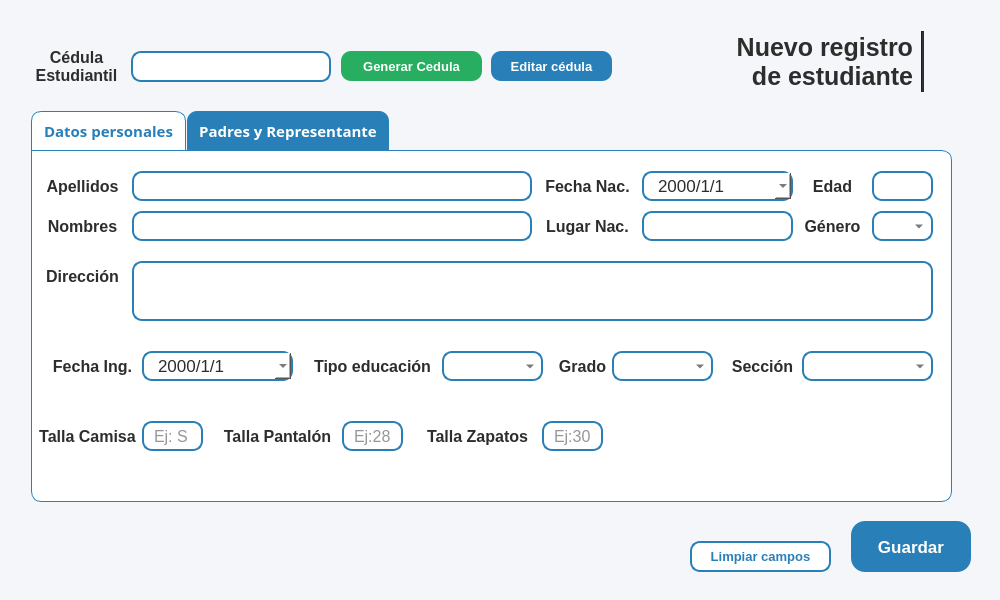
This is resources/ui/registro_estu.ui in Proyecto-Uptjaa/Proyecto_SIRA as Qt 5 draws it before an edit. The edited form follows.
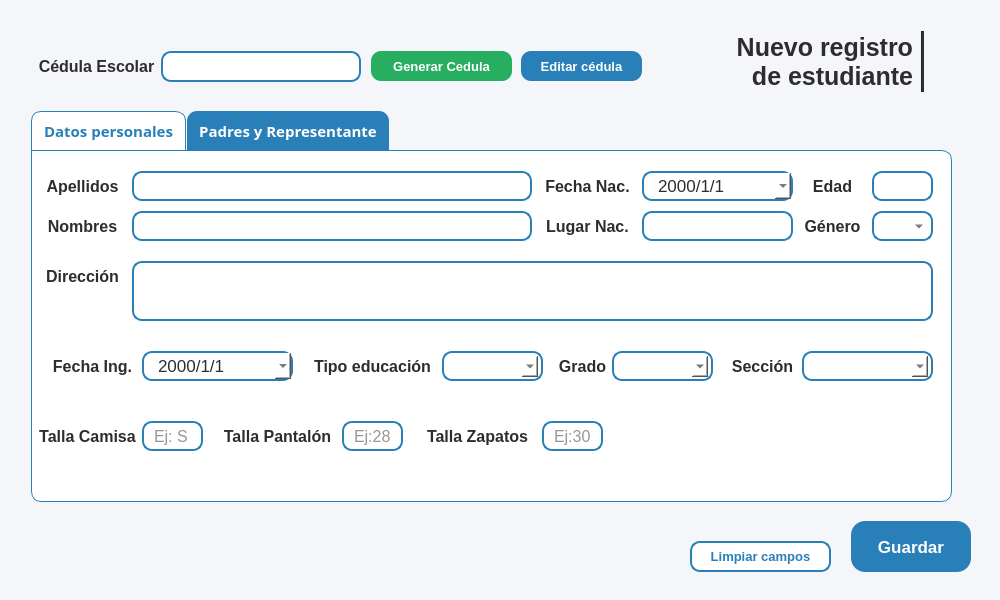
This is the edited form. Icons and pictures are not drawn.

Commit message:
Mejores stylesheets en calend y combobox
- Se mejoro el diseño visual de calendarios desplegables y de listado
  desplegable de combobox.
- Nuevos iconos agregados

Diff of the .ui file:
```diff
--- a/resources/ui/registro_estu.ui
+++ b/resources/ui/registro_estu.ui
@@ -57,7 +57,7 @@
      <widget class="QLineEdit" name="lneCedula_reg_estu">
       <property name="geometry">
        <rect>
-        <x>120</x>
+        <x>150</x>
         <y>40</y>
         <width>200</width>
         <height>31</height>
@@ -111,7 +111,7 @@
        <rect>
         <x>20</x>
         <y>30</y>
-        <width>91</width>
+        <width>131</width>
         <height>50</height>
        </rect>
       </property>
@@ -141,7 +141,7 @@
 background-color: transparent;</string>
       </property>
       <property name="text">
-       <string>Cédula Estudiantil</string>
+       <string>Cédula Escolar</string>
       </property>
       <property name="alignment">
        <set>Qt::AlignmentFlag::AlignCenter</set>
@@ -271,7 +271,7 @@
      <widget class="QPushButton" name="btnGenCedula_reg_estu">
       <property name="geometry">
        <rect>
-        <x>330</x>
+        <x>360</x>
         <y>40</y>
         <width>141</width>
         <height>30</height>
@@ -1688,7 +1688,50 @@
           <cursorShape>PointingHandCursor</cursorShape>
          </property>
          <property name="styleSheet">
-          <string notr="true">border: transparent;</string>
+          <string notr="true">QComboBox {
+			combobox-popup: 0;
+            border-radius: 10px;
+            padding: 2px 8px;
+            background-color: white;
+            color: #2d2d2d;
+   
+        }
+        QComboBox:hover {
+            border-color: #0D47A1;
+        }
+        
+        QComboBox QAbstractItemView {
+            background-color: white;
+            border: 1.5px solid #2980b9;
+            border-radius: 8px;
+            color: #2d2d2d;
+            outline: none;
+            padding: 4px 0px;
+        }
+        QComboBox QAbstractItemView::item {
+            min-height: 20px;
+            padding: 3px 5px;
+        }
+        QComboBox QAbstractItemView::item:selected {
+            background-color: #2980b9;
+            color: white;
+        }
+        QComboBox QAbstractItemView QScrollBar:vertical {
+            border: none;
+            background: #f0f7ff;
+            width: 7px;
+            border-radius: 3px;
+            margin: 4px 2px;
+        }
+        QComboBox QAbstractItemView QScrollBar::handle:vertical {
+            background: #2980b9;
+            border-radius: 3px;
+            min-height: 20px;
+        }
+        QComboBox QAbstractItemView QScrollBar::add-line:vertical,
+        QComboBox QAbstractItemView QScrollBar::sub-line:vertical {
+            height: 0px;
+        }</string>
          </property>
          <property name="iconSize">
           <size>
@@ -1800,7 +1843,50 @@
           <cursorShape>PointingHandCursor</cursorShape>
          </property>
          <property name="styleSheet">
-          <string notr="true">border: transparent;</string>
+          <string notr="true">QComboBox {
+			combobox-popup: 0;
+            border-radius: 10px;
+            padding: 2px 8px;
+            background-color: white;
+            color: #2d2d2d;
+   
+        }
+        QComboBox:hover {
+            border-color: #0D47A1;
+        }
+        
+        QComboBox QAbstractItemView {
+            background-color: white;
+            border: 1.5px solid #2980b9;
+            border-radius: 8px;
+            color: #2d2d2d;
+            outline: none;
+            padding: 4px 0px;
+        }
+        QComboBox QAbstractItemView::item {
+            min-height: 20px;
+            padding: 3px 5px;
+        }
+        QComboBox QAbstractItemView::item:selected {
+            background-color: #2980b9;
+            color: white;
+        }
+        QComboBox QAbstractItemView QScrollBar:vertical {
+            border: none;
+            background: #f0f7ff;
+            width: 7px;
+            border-radius: 3px;
+            margin: 4px 2px;
+        }
+        QComboBox QAbstractItemView QScrollBar::handle:vertical {
+            background: #2980b9;
+            border-radius: 3px;
+            min-height: 20px;
+        }
+        QComboBox QAbstractItemView QScrollBar::add-line:vertical,
+        QComboBox QAbstractItemView QScrollBar::sub-line:vertical {
+            height: 0px;
+        }</string>
          </property>
          <property name="iconSize">
           <size>
@@ -1969,7 +2055,50 @@
           <cursorShape>PointingHandCursor</cursorShape>
          </property>
          <property name="styleSheet">
-          <string notr="true">border: transparent;</string>
+          <string notr="true">QComboBox {
+			combobox-popup: 0;
+            border-radius: 10px;
+            padding: 2px 8px;
+            background-color: white;
+            color: #2d2d2d;
+   
+        }
+        QComboBox:hover {
+            border-color: #0D47A1;
+        }
+        
+        QComboBox QAbstractItemView {
+            background-color: white;
+            border: 1.5px solid #2980b9;
+            border-radius: 8px;
+            color: #2d2d2d;
+            outline: none;
+            padding: 4px 0px;
+        }
+        QComboBox QAbstractItemView::item {
+            min-height: 20px;
+            padding: 3px 5px;
+        }
+        QComboBox QAbstractItemView::item:selected {
+            background-color: #2980b9;
+            color: white;
+        }
+        QComboBox QAbstractItemView QScrollBar:vertical {
+            border: none;
+            background: #f0f7ff;
+            width: 7px;
+            border-radius: 3px;
+            margin: 4px 2px;
+        }
+        QComboBox QAbstractItemView QScrollBar::handle:vertical {
+            background: #2980b9;
+            border-radius: 3px;
+            min-height: 20px;
+        }
+        QComboBox QAbstractItemView QScrollBar::add-line:vertical,
+        QComboBox QAbstractItemView QScrollBar::sub-line:vertical {
+            height: 0px;
+        }</string>
          </property>
          <property name="iconSize">
           <size>
@@ -3613,7 +3742,7 @@
      <widget class="QPushButton" name="btnEditCedula_reg_estu">
       <property name="geometry">
        <rect>
-        <x>480</x>
+        <x>510</x>
         <y>40</y>
         <width>121</width>
         <height>30</height>
```
Left out of the diff: 392 changed lines with no effect on the pictures. The commit also changes 32 other files.
